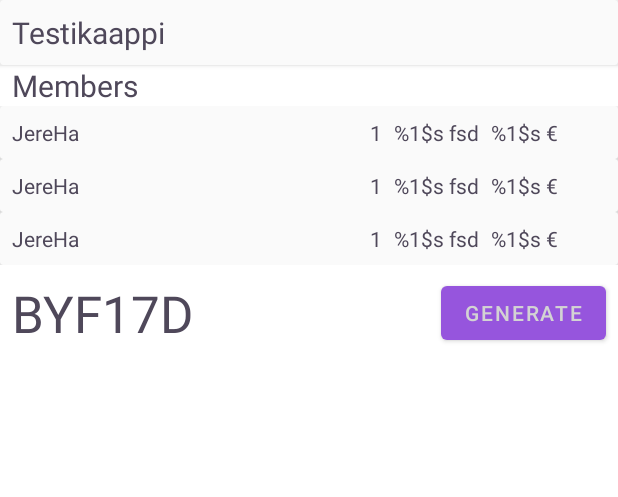
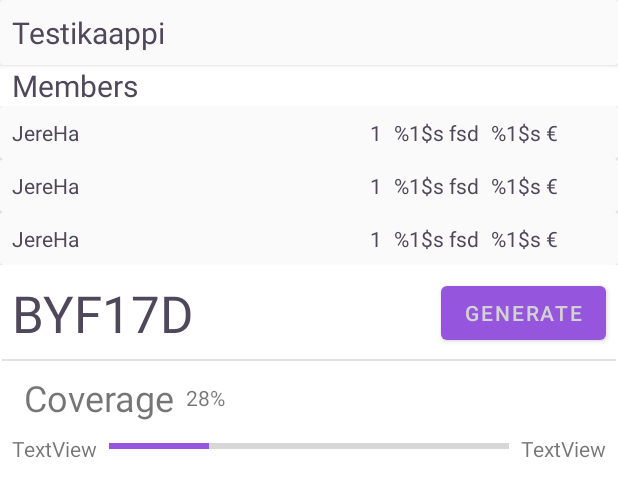
Before and after one commit to rannasta-suomeen/rsm, an Android app: the layout popup_cabinet_sharing.xml on its own in the app's theme, with its tools: preview values and no code run, on a phone screen of 412 x 824 dp. Shown: the top 497 px of the screen. Run offline under Robolectric (Android 15) with nearby library versions, the phone set to English and light mode, and no system bars.

Commit message:
add: cabinet coverage

```diff
--- a/app/src/main/java/com/rannasta_suomeen/Globals.kt
+++ b/app/src/main/java/com/rannasta_suomeen/Globals.kt
@@ -3,11 +3,14 @@ package com.rannasta_suomeen
 import android.view.View
 import com.rannasta_suomeen.storage.IngredientRepository
 import com.rannasta_suomeen.storage.ProductRepository
+import com.rannasta_suomeen.storage.TotalCabinetRepository
 import com.rannasta_suomeen.storage.TotalDrinkRepository
 
 lateinit var totalDrinkRepository: TotalDrinkRepository
 lateinit var productRepository: ProductRepository
 lateinit var ingredientRepository: IngredientRepository
+lateinit var totalCabinetRepository: TotalCabinetRepository
+
 
 @Deprecated("Use View.displayDecimal instead")
 fun displayDecimal(x: Double, stringId: Int, view: View): String{
--- a/app/src/main/java/com/rannasta_suomeen/MainActivity.kt
+++ b/app/src/main/java/com/rannasta_suomeen/MainActivity.kt
@@ -39,7 +39,6 @@ class MainActivity : AppCompatActivity(), NavigationView.OnNavigationItemSelecte
     private lateinit var navController : NavController
     private lateinit var  encryptedStorage: EncryptedStorage
     private lateinit var imageRepository: ImageRepository
-    private lateinit var totalCabinetRepository: TotalCabinetRepository
     private lateinit var settings: Settings
     private lateinit var shoppingCart: ShoppingCart
 
--- a/app/src/main/res/layout/popup_cabinet_sharing.xml
+++ b/app/src/main/res/layout/popup_cabinet_sharing.xml
@@ -9,6 +9,25 @@
     <androidx.constraintlayout.widget.ConstraintLayout
         android:layout_width="match_parent"
         android:layout_height="wrap_content">
+
+        <TextView
+            android:id="@+id/textViewCabinetCoverageMax"
+            android:layout_width="wrap_content"
+            android:layout_height="wrap_content"
+            android:layout_marginEnd="8dp"
+            android:text="TextView"
+            app:layout_constraintEnd_toEndOf="parent"
+            app:layout_constraintTop_toTopOf="@+id/textViewCabinetCoverage" />
+
+        <TextView
+            android:id="@+id/textViewCabinetCoverage"
+            android:layout_width="wrap_content"
+            android:layout_height="wrap_content"
+            android:layout_marginStart="8dp"
+            android:layout_marginTop="8dp"
+            android:text="TextView"
+            app:layout_constraintStart_toStartOf="parent"
+            app:layout_constraintTop_toBottomOf="@+id/textView15" />
 
         <androidx.cardview.widget.CardView
             android:id="@+id/cardView4"
@@ -93,5 +112,49 @@
             tools:listitem="@layout/item_cabinet_member"
             />
 
+        <ProgressBar
+            android:id="@+id/progressBarCabinetCoverage"
+            style="?android:attr/progressBarStyleHorizontal"
+            android:layout_width="0dp"
+            android:layout_height="wrap_content"
+            android:layout_marginStart="8dp"
+            android:layout_marginEnd="8dp"
+            android:progress="25"
+            android:progressTint="?attr/colorPrimary"
+            app:layout_constraintEnd_toStartOf="@+id/textViewCabinetCoverageMax"
+            app:layout_constraintStart_toEndOf="@+id/textViewCabinetCoverage"
+            app:layout_constraintTop_toTopOf="@+id/textViewCabinetCoverage" />
+
+        <View
+            android:id="@+id/divider4"
+            android:layout_width="409dp"
+            android:layout_height="1dp"
+            android:layout_marginTop="8dp"
+            android:background="?android:attr/listDivider"
+            app:layout_constraintEnd_toEndOf="parent"
+            app:layout_constraintStart_toStartOf="parent"
+            app:layout_constraintTop_toBottomOf="@+id/textViewCabinetCode" />
+
+        <TextView
+            android:id="@+id/textView15"
+            android:layout_width="wrap_content"
+            android:layout_height="wrap_content"
+            android:layout_marginStart="16dp"
+            android:layout_marginTop="8dp"
+            android:text="Coverage"
+            android:textSize="24sp"
+            app:layout_constraintStart_toStartOf="parent"
+            app:layout_constraintTop_toBottomOf="@+id/divider4" />
+
+        <TextView
+            android:id="@+id/textViewCabinetCoveragePercent"
+            android:layout_width="wrap_content"
+            android:layout_height="wrap_content"
+            android:layout_marginStart="8dp"
+            android:text="28%"
+            app:layout_constraintBottom_toBottomOf="@+id/textView15"
+            app:layout_constraintStart_toEndOf="@+id/textView15"
+            app:layout_constraintTop_toTopOf="@+id/textView15" />
+
     </androidx.constraintlayout.widget.ConstraintLayout>
 </ScrollView>
--- a/app/src/main/res/values/strings.xml
+++ b/app/src/main/res/values/strings.xml
@@ -10,8 +10,8 @@
     <string name="volumeUnit">Volume[%1$s]</string>
     <string name="aer">%1$s €/fsd</string>
     <string name="ppl">%1$s €/l</string>
-    <string name="kpl">%1s kpl</string>
-    <string name="kpl_int">%1d kpl</string>
+    <string name="kpl">%1$s kpl</string>
+    <string name="kpl_int">%1$d kpl</string>
     <string name="abv">%1$s%%</string>
     <string name="shots">%1$s fsd</string>
     <string name="cocktail">Cocktail</string>
```
Also changed, not shown: app/src/main/java/com/rannasta_suomeen/popup_windows/PopupCabinetShare.kt (+10 -0 lines), app/src/main/java/com/rannasta_suomeen/popup_windows/PopupShoppingCartInfo.kt (+4 -6 lines), app/src/main/java/com/rannasta_suomeen/storage/GenericRepository.kt (+20 -2 lines).
